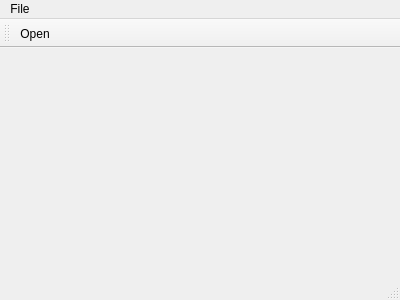
The window that esri-shapefile-viewer/mainwindow.ui (zhihao-liu/shapefile-viewer-qt) describes before a commit, drawn with Qt 5.
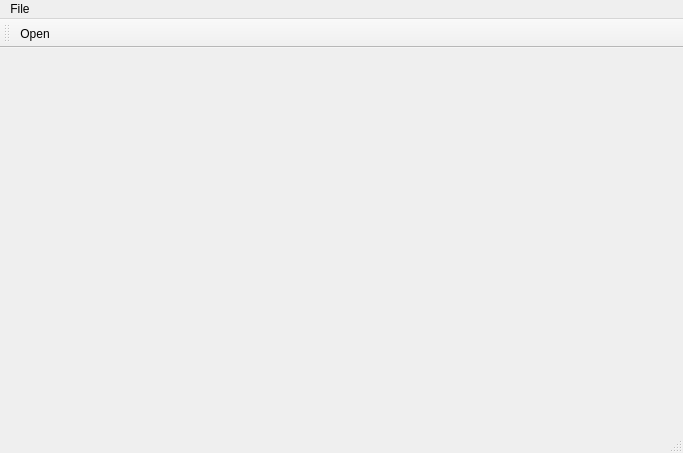
The same window after the commit.

Patch:
```diff
--- a/esri-shapefile-viewer/mainwindow.ui
+++ b/esri-shapefile-viewer/mainwindow.ui
@@ -6,8 +6,8 @@
    <rect>
     <x>0</x>
     <y>0</y>
-    <width>400</width>
-    <height>300</height>
+    <width>683</width>
+    <height>453</height>
    </rect>
   </property>
   <property name="windowTitle">
@@ -19,7 +19,7 @@
     <rect>
      <x>0</x>
      <y>0</y>
-     <width>400</width>
+     <width>683</width>
      <height>22</height>
     </rect>
    </property>
```
